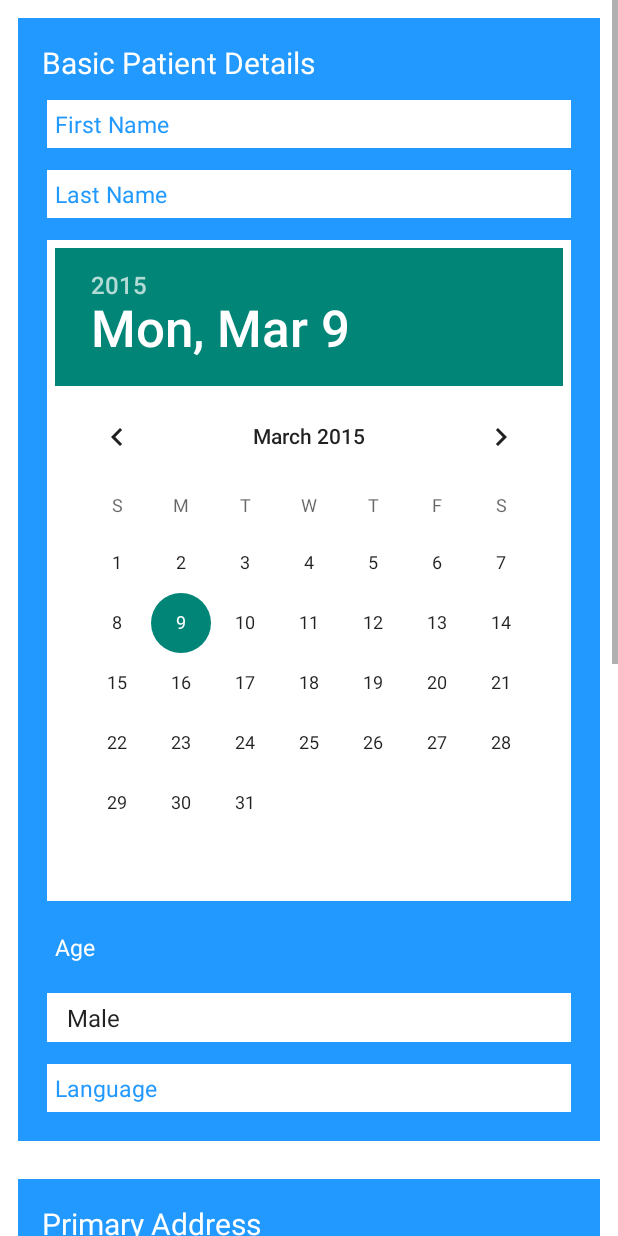
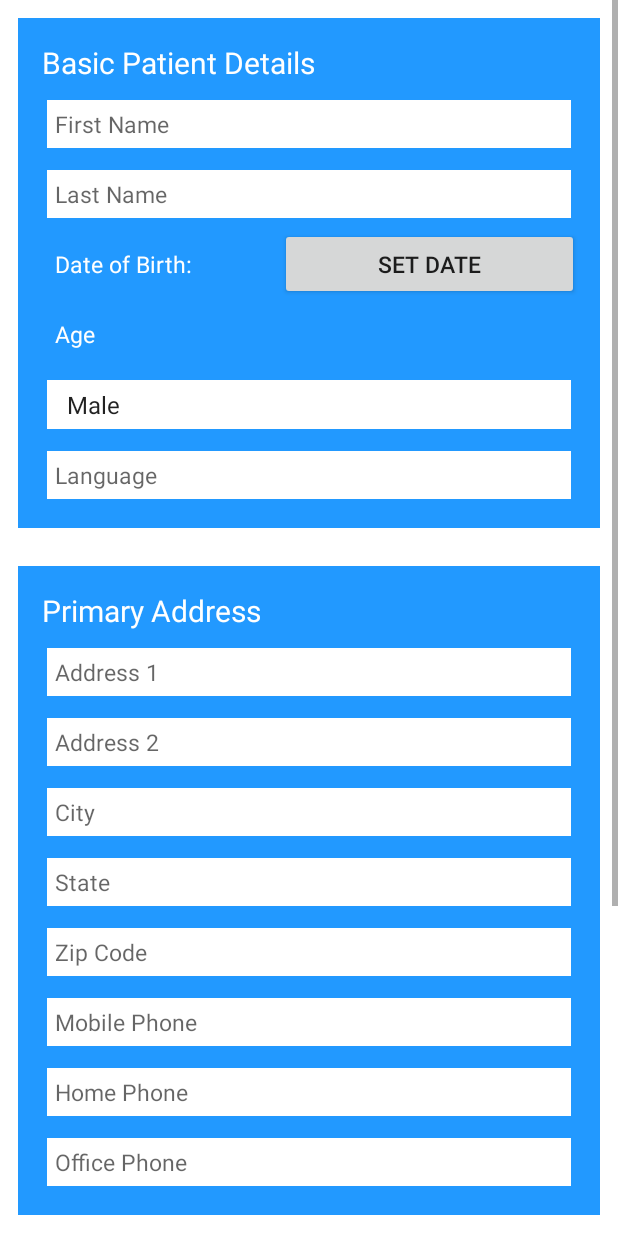
Before and after one commit to mayoorrai/AndroidIMOApp, an Android app: the layout create_new_patient.xml on its own in the app's theme, with its tools: preview values and no code run, on a phone screen of 412 x 824 dp. Run offline under Robolectric (Android 15) with nearby library versions, the phone set to English and light mode, and no system bars.

Commit message:
piryani2
PatientInputForm updated

```diff
--- a/app/src/main/AndroidManifest.xml
+++ b/app/src/main/AndroidManifest.xml
@@ -11,8 +11,9 @@
         android:label="@string/app_name"
         android:theme="@style/AppTheme">
         <activity
-            android:name=".MainActivity"
-            android:label="@string/app_name" >
+            android:name=".PatientInputForm"
+            android:label="@string/app_name"
+            android:windowSoftInputMode="stateHidden">
         </activity>
         <activity
             android:name=".SplashActivity"
--- a/app/src/main/java/com/imoandroid/imoandroidapp/Constants.java
+++ b/app/src/main/java/com/imoandroid/imoandroidapp/Constants.java
@@ -22,4 +22,7 @@ public class Constants {
     public static final String TAG_HOME = "home";
     public static final String TAG_OFFICE = "office";
     public static final String TAG_NOTES = "notes";
+    public static final String API_SERVER = "http://imoweb.azurewebsites.net/";
+    public static final String API_KEY = "FSdgvuujDNpD1YPVjN95XcSFXBdsVwf66qeijgZDdwkji6GiyqYoKw15JRPywYV5";
+    public static final String URL = API_SERVER + "apiKey=" + API_KEY;
 }
--- a/app/src/main/res/layout/create_new_patient.xml
+++ b/app/src/main/res/layout/create_new_patient.xml
@@ -32,7 +32,7 @@
                 android:layout_width="match_parent"
                 android:layout_height="wrap_content"
                 android:textColor="@color/cyan"
-                android:text="@string/strFirstName"
+                android:hint="@string/strFirstName"
                 android:textSize="15dp"
                 android:layout_below="@+id/basicPatientDetails"
                 android:background="@color/white"
@@ -44,24 +44,35 @@
                 android:layout_width="match_parent"
                 android:layout_height="wrap_content"
                 android:textColor="@color/cyan"
-                android:text="@string/strLastName"
+                android:hint="@string/strLastName"
                 android:textSize="15dp"
                 android:layout_below="@+id/firstNameBox"
                 android:background="@color/white"
                 android:padding="5dp"
                 android:layout_margin="7dp"/>
 
-            <DatePicker
-                android:id="@+id/dobBox"
-                android:layout_width="match_parent"
+            <TextView
+                android:id="@+id/tvDate"
+                android:layout_width="wrap_content"
                 android:layout_height="wrap_content"
-                android:textColor="@color/cyan"
-                android:text="@string/strDOB"
+                android:textColor="@color/white"
                 android:textSize="15dp"
+                android:text="Date of Birth:           "
                 android:layout_below="@+id/lastNameBox"
-                android:background="@color/white"
                 android:padding="5dp"
                 android:layout_margin="7dp"/>
+
+            <Button
+                android:id="@+id/dateButton"
+                android:layout_width="fill_parent"
+                android:layout_height="wrap_content"
+                android:layout_below="@+id/lastNameBox"
+                android:text="Set Date"
+                android:textSize="15dp"
+                android:layout_toRightOf="@id/tvDate"
+                android:layout_alignBaseline="@+id/tvDate"
+                android:padding="1dp"
+                android:layout_margin="2dp"/>
 
             <TextView
                 android:id="@+id/ageBox"
@@ -70,7 +81,7 @@
                 android:textColor="@color/white"
                 android:text="@string/strAge"
                 android:textSize="15dp"
-                android:layout_below="@+id/dobBox"
+                android:layout_below="@+id/tvDate"
                 android:padding="5dp"
                 android:layout_margin="7dp"/>
 
@@ -85,7 +96,8 @@
                 android:layout_margin="7dp"
                 android:textSize="15sp"
                 android:background="@color/white"
-                android:padding="5dp">
+                android:padding="5dp"
+                android:spinnerMode="dialog">
             </Spinner>
 
             <EditText
@@ -93,7 +105,7 @@
                 android:layout_width="match_parent"
                 android:layout_height="wrap_content"
                 android:textColor="@color/cyan"
-                android:text="@string/strLanguage"
+                android:hint="@string/strLanguage"
                 android:textSize="15dp"
                 android:layout_below="@+id/genderSpinner"
                 android:background="@color/white"
@@ -125,7 +137,7 @@
                 android:layout_width="match_parent"
                 android:layout_height="wrap_content"
                 android:textColor="@color/cyan"
-                android:text="@string/strAddress1"
+                android:hint="@string/strAddress1"
                 android:textSize="15dp"
                 android:layout_below="@+id/primaryAddress"
                 android:background="@color/white"
@@ -137,7 +149,7 @@
                 android:layout_width="match_parent"
                 android:layout_height="wrap_content"
                 android:textColor="@color/cyan"
-                android:text="@string/strAddress2"
+                android:hint="@string/strAddress2"
                 android:textSize="15dp"
                 android:layout_below="@+id/address1Box"
                 android:background="@color/white"
@@ -149,7 +161,7 @@
                 android:layout_width="match_parent"
                 android:layout_height="wrap_content"
                 android:textColor="@color/cyan"
-                android:text="@string/strCity"
+                android:hint="@string/strCity"
                 android:textSize="15dp"
                 android:layout_below="@+id/address2Box"
                 android:background="@color/white"
@@ -161,7 +173,7 @@
                 android:layout_width="match_parent"
                 android:layout_height="wrap_content"
                 android:textColor="@color/cyan"
-                android:text="@string/strState"
+                android:hint="@string/strState"
                 android:textSize="15dp"
                 android:layout_below="@+id/cityBox"
                 android:background="@color/white"
@@ -173,7 +185,8 @@
                 android:layout_width="match_parent"
                 android:layout_height="wrap_content"
                 android:textColor="@color/cyan"
-                android:text="@string/strZip"
+                android:inputType="number"
+                android:hint="@string/strZip"
                 android:textSize="15dp"
                 android:layout_below="@+id/stateBox"
                 android:background="@color/white"
@@ -185,7 +198,9 @@
                 android:layout_width="match_parent"
                 android:layout_height="wrap_content"
                 android:textColor="@color/cyan"
-                android:text="@string/strMobile"
+                android:inputType="phone"
+                android:digits="0123456789+()-"
+                android:hint="@string/strMobile"
                 android:textSize="15dp"
                 android:layout_below="@+id/zipBox"
                 android:background="@color/white"
@@ -197,7 +212,9 @@
                 android:layout_width="match_parent"
                 android:layout_height="wrap_content"
                 android:textColor="@color/cyan"
-                android:text="@string/strHome"
+                android:inputType="phone"
+                android:digits="0123456789+()-"
+                android:hint="@string/strHome"
                 android:textSize="15dp"
                 android:layout_below="@+id/mobileBox"
                 android:background="@color/white"
@@ -209,7 +226,9 @@
                 android:layout_width="match_parent"
                 android:layout_height="wrap_content"
                 android:textColor="@color/cyan"
-                android:text="@string/strOffice"
+                android:inputType="phone"
+                android:digits="0123456789+()-"
+                android:hint="@string/strOffice"
                 android:textSize="15dp"
                 android:layout_below="@+id/homeBox"
                 android:background="@color/white"
@@ -242,6 +261,8 @@
                 android:layout_height="130dp"
                 android:textColor="@color/cyan"
                 android:textSize="15dp"
+                android:hint="Notes about the patient"
+                android:gravity="top"
                 android:layout_below="@+id/notes"
                 android:background="@color/white"
                 android:padding="5dp"
@@ -250,6 +271,7 @@
         </RelativeLayout>
 
         <Button
+            android:id="@+id/submitButton"
             android:layout_width="wrap_content"
             android:layout_height="wrap_content"
             android:text="@string/strFinish"
--- a/app/src/main/res/values/strings.xml
+++ b/app/src/main/res/values/strings.xml
@@ -26,10 +26,10 @@
     <string name="strAddress2">Address 2</string>
     <string name="strCity">City</string>
     <string name="strState">State</string>
-    <string name="strZip">Zip</string>
-    <string name="strMobile">Mobile</string>
-    <string name="strHome">Home</string>
-    <string name="strOffice">Office</string>
+    <string name="strZip">Zip Code</string>
+    <string name="strMobile">Mobile Phone</string>
+    <string name="strHome">Home Phone</string>
+    <string name="strOffice">Office Phone</string>
     // Notes    <string name="strNotes">Notes</string>
     // Colors    <color name="white">#FFFFFF</color>
     <color name="cyan">#2299ff</color>
```
Also changed, not shown: app/src/main/java/com/imoandroid/imoandroidapp/MainActivity.java (deleted, +0 -120 lines), app/src/main/java/com/imoandroid/imoandroidapp/PatientInputForm.java (added, +310 -0 lines), app/src/main/java/com/imoandroid/imoandroidapp/PatientListActivity.java (+3 -5 lines), 1 other file.
